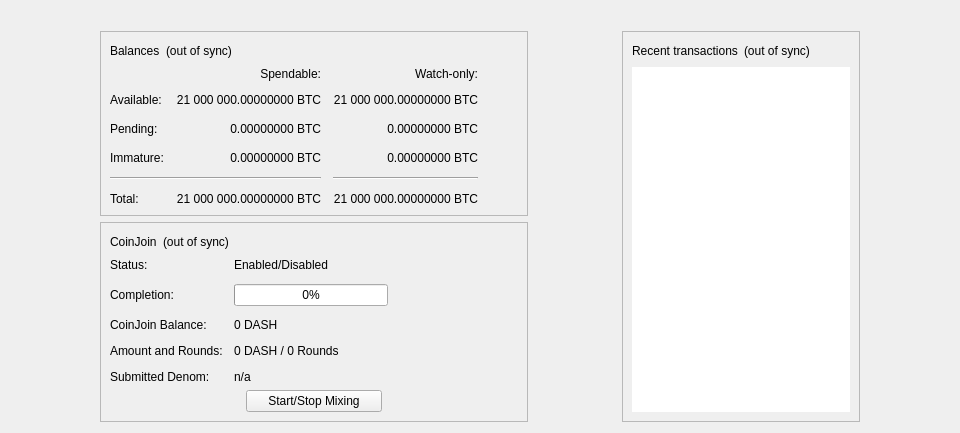
Qt form src/qt/forms/overviewpage.ui (AIPowerGrid/Development-validatornodes) before a commit.
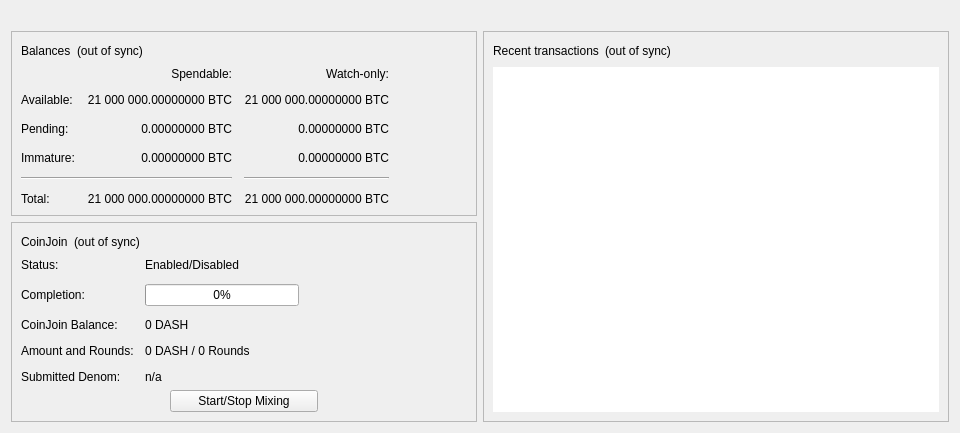
The same form after that commit. Custom widgets are drawn as their Qt base class.

```diff
--- a/src/qt/forms/overviewpage.ui
+++ b/src/qt/forms/overviewpage.ui
@@ -37,23 +37,7 @@
     </widget>
    </item>
    <item>
-    <layout class="QHBoxLayout" name="horizontalLayout" stretch="1,0,1,0,1">
-     <item>
-      <spacer name="horizontalSpacerLeft">
-       <property name="orientation">
-        <enum>Qt::Horizontal</enum>
-       </property>
-       <property name="sizeType">
-        <enum>QSizePolicy::Preferred</enum>
-       </property>
-       <property name="sizeHint" stdset="0">
-        <size>
-         <width>10</width>
-         <height>20</height>
-        </size>
-       </property>
-      </spacer>
-     </item>
+    <layout class="QHBoxLayout" name="horizontalLayout" stretch="0,0">
      <item>
       <layout class="QVBoxLayout" name="verticalLayout_2">
        <item>
@@ -576,19 +560,6 @@
        </item>
       </layout>
      </item>
-     <item>
-      <spacer name="horizontalSpacerCenter">
-       <property name="orientation">
-        <enum>Qt::Horizontal</enum>
-       </property>
-       <property name="sizeHint" stdset="0">
-        <size>
-         <width>10</width>
-         <height>20</height>
-        </size>
-       </property>
-      </spacer>
-     </item>
      <item>
       <layout class="QVBoxLayout" name="verticalLayout_3">
        <item>
@@ -638,7 +609,7 @@
            </layout>
           </item>
           <item>
-           <widget class="TransactionOverviewWidget" name="listTransactions">
+           <widget class="QListView" name="listTransactions">
             <property name="frameShape">
              <enum>QFrame::NoFrame</enum>
             </property>
@@ -648,15 +619,9 @@
             <property name="horizontalScrollBarPolicy">
              <enum>Qt::ScrollBarAlwaysOff</enum>
             </property>
-            <property name="sizeAdjustPolicy">
-             <enum>QAbstractScrollArea::AdjustToContents</enum>
-            </property>
             <property name="selectionMode">
              <enum>QAbstractItemView::NoSelection</enum>
             </property>
-            <property name="uniformItemSizes">
-             <bool>true</bool>
-            </property>
            </widget>
           </item>
          </layout>
@@ -664,33 +629,10 @@
        </item>
       </layout>
      </item>
-     <item>
-      <spacer name="horizontalSpacerRight">
-       <property name="orientation">
-        <enum>Qt::Horizontal</enum>
-       </property>
-       <property name="sizeType">
-        <enum>QSizePolicy::Preferred</enum>
-       </property>
-       <property name="sizeHint" stdset="0">
-        <size>
-         <width>10</width>
-         <height>20</height>
-        </size>
-       </property>
-      </spacer>
-     </item>
     </layout>
    </item>
   </layout>
  </widget>
- <customwidgets>
-  <customwidget>
-   <class>TransactionOverviewWidget</class>
-   <extends>QListView</extends>
-   <header>qt/transactionoverviewwidget.h</header>
-  </customwidget>
- </customwidgets>
  <resources/>
  <connections/>
 </ui>
```
